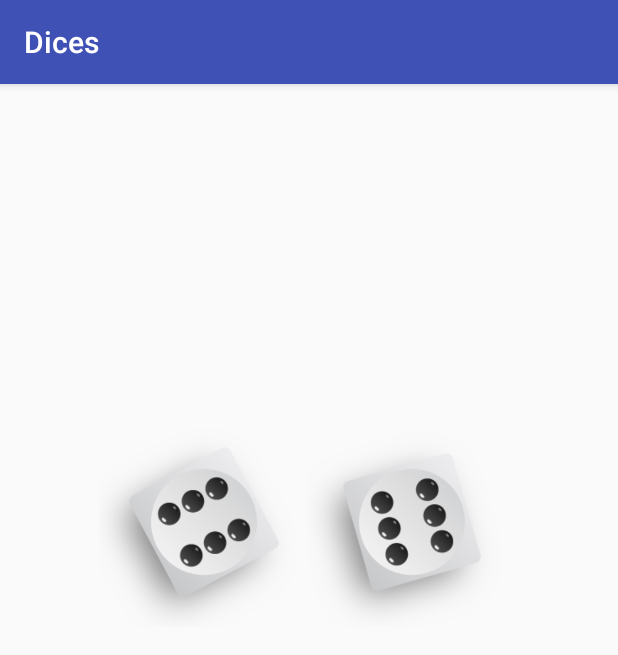
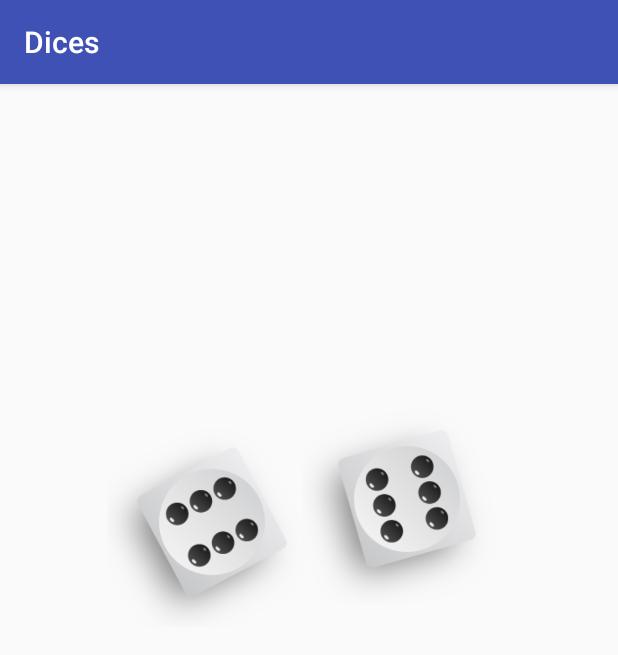
Before and after one commit to kulikovman/Dices, an Android app: the screen it shows after launch (MainActivity), on a phone screen of 412 x 824 dp. Shown: the top 655 px of the screen. Run offline under Robolectric (Android 15) with nearby library versions, the phone set to English and light mode, and no system bars.

Commit message:
Скоректированно выравнивание кубиков на экране

```diff
--- a/app/src/main/res/layout/activity_main.xml
+++ b/app/src/main/res/layout/activity_main.xml
@@ -9,8 +9,8 @@
 
     <TextView
         android:id="@+id/textView"
-        android:layout_width="wrap_content"
-        android:layout_height="wrap_content"
+        android:layout_width="10dp"
+        android:layout_height="20dp"
         android:layout_marginLeft="8dp"
         app:layout_constraintLeft_toLeftOf="parent"
         android:layout_marginRight="8dp"
@@ -26,8 +26,8 @@
         android:layout_width="140dp"
         android:layout_height="140dp"
         app:srcCompat="@drawable/dice_6_05"
-        app:layout_constraintRight_toLeftOf="@+id/textView"
         android:layout_marginRight="0dp"
+        app:layout_constraintRight_toRightOf="@+id/textView"
         app:layout_constraintTop_toTopOf="parent"
         android:layout_marginTop="8dp"
         app:layout_constraintBottom_toBottomOf="parent"
@@ -39,10 +39,10 @@
         android:layout_width="140dp"
         android:layout_height="140dp"
         app:srcCompat="@drawable/dice_6_02"
-        app:layout_constraintLeft_toRightOf="@+id/textView"
-        android:layout_marginLeft="-1dp"
-        app:layout_constraintTop_toTopOf="@+id/dice_left"
-        android:layout_marginTop="0dp"/>
+        android:layout_marginLeft="0dp"
+        app:layout_constraintLeft_toLeftOf="@+id/textView"
+        app:layout_constraintBottom_toBottomOf="@+id/dice_left"
+        android:layout_marginBottom="15dp"/>
 
 
 </android.support.constraint.ConstraintLayout>
```
Also changed, not shown: 1 other file.
